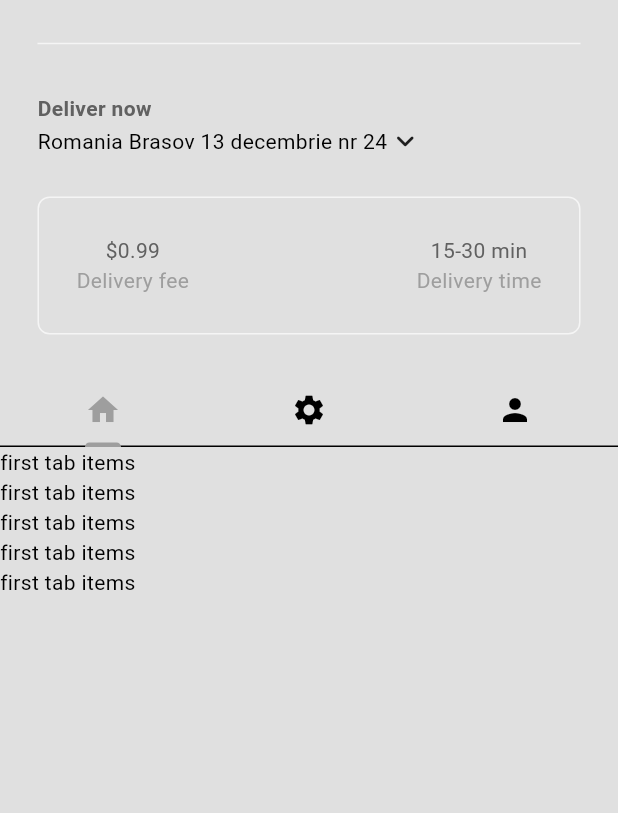
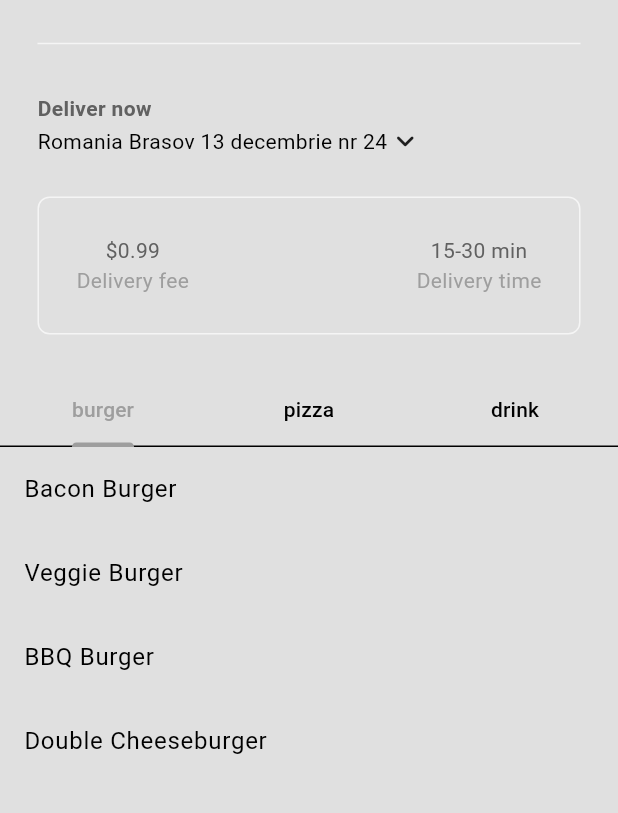
Before and after one commit to Gabi-Plosnita/FoodAppDam, a Flutter app: the screen it shows after launch, after a tap on "Sign In", on a phone screen of 412 x 824 dp, the part 63-876 px from its top. Run offline on Flutter 3.47's test engine with Material 3 defaults, Android fonts, the phone set to English and light mode, and no system bars.

Commit message:
Update homepage  and my_tab_bar component

```diff
--- a/food_app/lib/components/my_tab_bar.dart
+++ b/food_app/lib/components/my_tab_bar.dart
@@ -1,4 +1,5 @@
 import 'package:flutter/material.dart';
+import 'package:food_app/models/food.dart';
 
 class MyTabBar extends StatelessWidget {
   final TabController tabController;
@@ -8,24 +9,20 @@ class MyTabBar extends StatelessWidget {
     required this.tabController,
   });
 
+  List<Tab> _buildCategoryTabs() {
+    return FoodCategory.values.map((category) {
+      return Tab(
+        text: category.toString().split('.').last,
+      );
+    }).toList();
+  }
+
   @override
   Widget build(BuildContext context) {
     return Container(
       child: TabBar(
         controller: tabController,
-        tabs: [
-          Tab(
-            icon: Icon(Icons.home),
-          ),
-
-          Tab(
-            icon: Icon(Icons.settings),
-          ),
-
-          Tab(
-            icon: Icon(Icons.person),
-          )
-        ],
+        tabs: _buildCategoryTabs(),
       ),
     );
   }
--- a/food_app/lib/main.dart
+++ b/food_app/lib/main.dart
@@ -1,14 +1,18 @@
 import 'package:flutter/material.dart';
 import 'package:food_app/auth/login_or_register.dart';
+import 'package:food_app/models/restaurant.dart';
 import 'package:food_app/themes/theme_provider.dart';
 import 'package:provider/provider.dart';
 
 void main() {
   runApp(
-    ChangeNotifierProvider(
-      create: (context) => ThemeProvider(),
+    MultiProvider(
+      providers: [
+        ChangeNotifierProvider(create: (context) => ThemeProvider()),
+        ChangeNotifierProvider(create: (context) => Restaurant()),
+      ],
       child: const MyApp(),
-    )
+    ),
   );
 }
 
--- a/food_app/lib/models/restaurant.dart
+++ b/food_app/lib/models/restaurant.dart
@@ -1,6 +1,7 @@
+import 'package:flutter/material.dart';
 import 'package:food_app/models/food.dart';
 
-class Restaurant {
+class Restaurant extends ChangeNotifier {
   final List<Food> _menu = [
     Food(
         name: "Bacon Burger",
@@ -142,4 +143,7 @@ class Restaurant {
           Addon(name: "Large size", price: 1.00),
         ]),
   ];
+
+  List<Food> get menu => _menu;
+
 }
--- a/food_app/lib/pages/home_page.dart
+++ b/food_app/lib/pages/home_page.dart
@@ -4,6 +4,9 @@ import 'package:food_app/components/my_description_box.dart';
 import 'package:food_app/components/my_drawer.dart';
 import 'package:food_app/components/my_silver_app_bar.dart';
 import 'package:food_app/components/my_tab_bar.dart';
+import 'package:food_app/models/food.dart';
+import 'package:food_app/models/restaurant.dart';
+import 'package:provider/provider.dart';
 
 class HomePage extends StatefulWidget {
   const HomePage({super.key});
@@ -18,13 +21,31 @@ class _HomePageState extends State<HomePage> with SingleTickerProviderStateMixin
   @override
   void initState(){
     super.initState();
-    _tabController = TabController(length: 3, vsync: this);
+    _tabController = TabController(length: FoodCategory.values.length, vsync: this);
   }
 
   @override
   void dispose(){
     _tabController.dispose();
     super.dispose();
+  }
+
+  List<Food> _filterMenuByCategory(FoodCategory category, List<Food> fullMenu){
+    return fullMenu.where((food) => food.category == category).toList();
+  }
+
+  List<Widget> getFoodInThisCategory(List<Food> fullMenu){
+    return FoodCategory.values.map((category) {
+      List<Food> categoryMenu = _filterMenuByCategory(category, fullMenu);
+      return ListView.builder(
+        itemCount: categoryMenu.length,
+        itemBuilder: (context, index) {
+          return ListTile(
+            title: Text(categoryMenu[index].name),
+          );
+        },
+      );
+    }).toList();
   }
 
   @override
@@ -51,25 +72,13 @@ class _HomePageState extends State<HomePage> with SingleTickerProviderStateMixin
             ),
           ),
         ],
-        body: TabBarView(
-          controller: _tabController,
-          children: [
-            ListView.builder(
-              itemCount: 5,
-              itemBuilder: (context, index) => Text("first tab items"),
-            ),
-
-            ListView.builder(
-              itemCount: 5,
-              itemBuilder: (context, index) => Text("second tab items"),
-            ),
-
-            ListView.builder(
-              itemCount: 5,
-              itemBuilder: (context, index) => Text("third tab items"),
-            ),
-
-          ]
+        body: Consumer<Restaurant>(
+          builder: (context, restaurant, child) {
+            return TabBarView(
+              controller: _tabController,
+              children: getFoodInThisCategory(restaurant.menu),
+            );
+          },
         ),
       )
     );
--- a/food_app/pubspec.yaml
+++ b/food_app/pubspec.yaml
@@ -61,7 +61,6 @@ flutter:
   # To add assets to your application, add an assets section, like this:
   assets:
     - lib/images/burgers/
-    - lib/images/salads/
     - lib/images/pizza/
     - lib/images/drinks/
 
```
